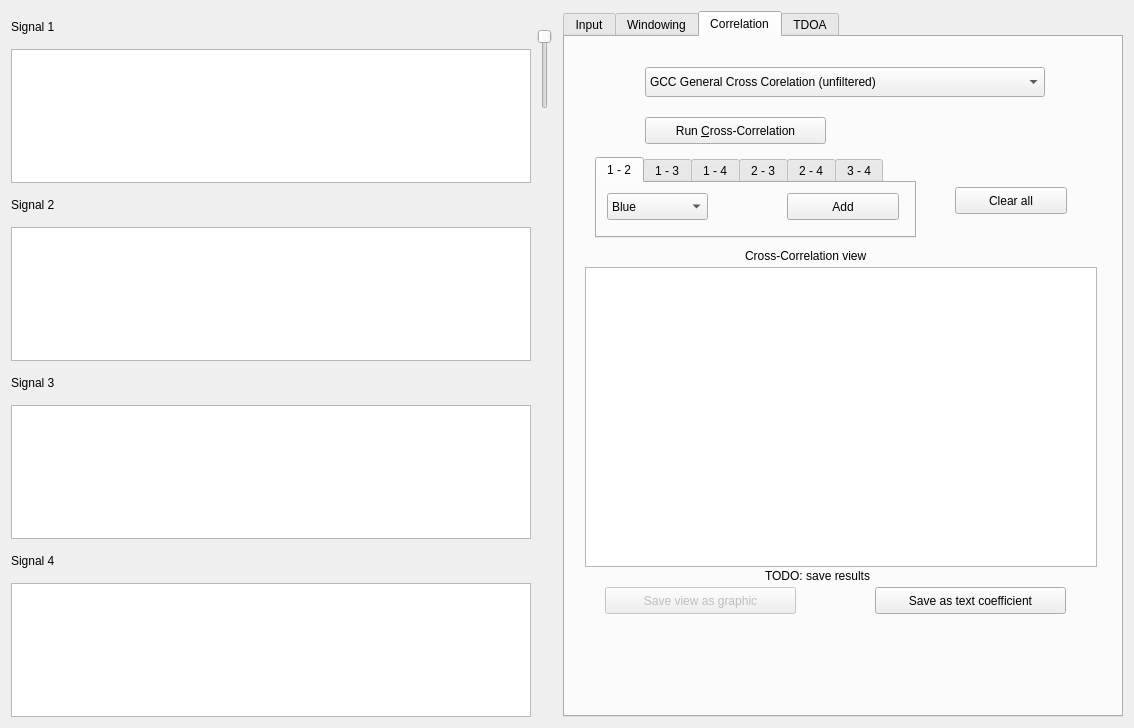
Above: forms/centralwidget.ui from zienek/trakker before the change. Below: the same form after it.
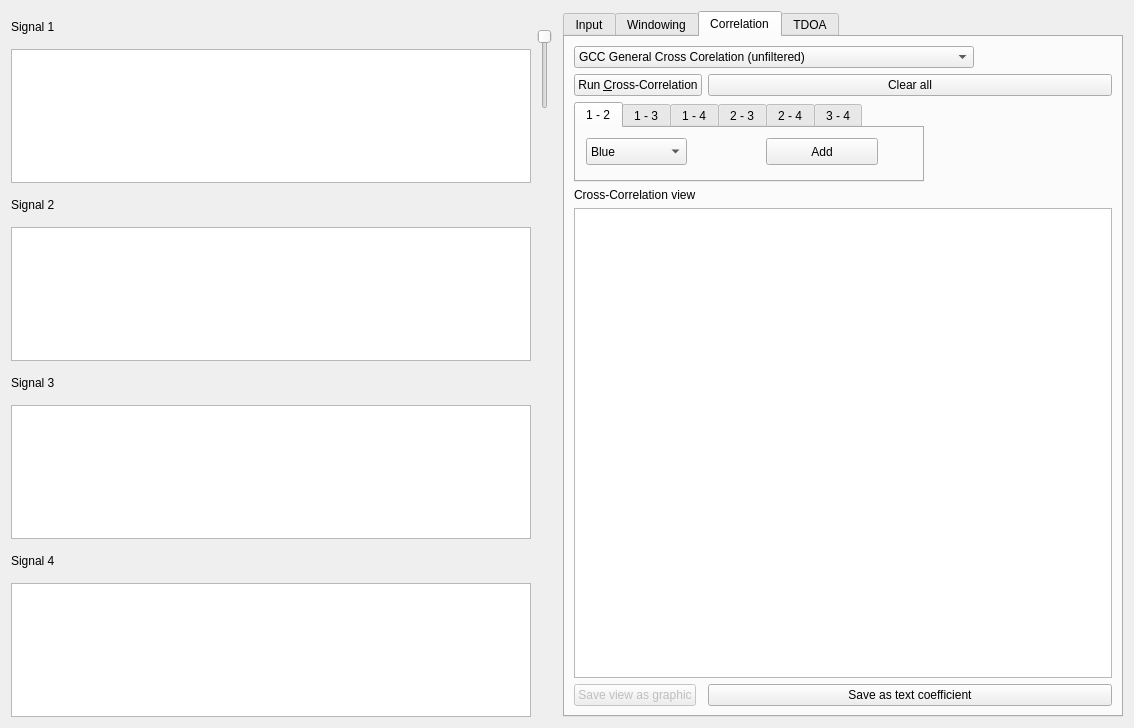
That is the form after the change. The open tabs and pages were chosen to show the change.

Commit message: working slf printing.

What changed in the file:
```diff
--- a/forms/centralwidget.ui
+++ b/forms/centralwidget.ui
@@ -403,20 +403,6 @@
             <bool>true</bool>
            </property>
           </widget>
-          <widget class="QLabel" name="label_7">
-           <property name="geometry">
-            <rect>
-             <x>30</x>
-             <y>280</y>
-             <width>221</width>
-             <height>41</height>
-            </rect>
-           </property>
-           <property name="text">
-            <string>TODO: Save triggered signals
- and load saved signals</string>
-           </property>
-          </widget>
           <widget class="QPushButton" name="pushButton_12">
            <property name="enabled">
             <bool>false</bool>
@@ -696,15 +682,9 @@
           <attribute name="title">
            <string>Correlation</string>
           </attribute>
+          <layout class="QFormLayout" name="formLayout">
+           <item row="0" column="0" colspan="2">
           <widget class="QComboBox" name="comboBox_3">
-           <property name="geometry">
-            <rect>
-             <x>80</x>
-             <y>30</y>
-             <width>400</width>
-             <height>30</height>
-            </rect>
-           </property>
            <property name="minimumSize">
             <size>
              <width>400</width>
@@ -728,49 +708,33 @@
             </property>
            </item>
           </widget>
-          <widget class="QGraphicsView" name="graphicsView_9">
-           <property name="geometry">
-            <rect>
-             <x>20</x>
-             <y>230</y>
-             <width>512</width>
-             <height>300</height>
-            </rect>
-           </property>
-           <property name="minimumSize">
-            <size>
-             <width>512</width>
-             <height>300</height>
-            </size>
-           </property>
-           <property name="maximumSize">
-            <size>
-             <width>512</width>
-             <height>300</height>
-            </size>
-           </property>
-          </widget>
+           </item>
+           <item row="1" column="0">
           <widget class="QPushButton" name="pushButton_2">
-           <property name="geometry">
-            <rect>
-             <x>80</x>
-             <y>80</y>
-             <width>181</width>
-             <height>27</height>
-            </rect>
-           </property>
            <property name="text">
             <string>Run &amp;Cross-Correlation</string>
            </property>
           </widget>
+           </item>
+           <item row="2" column="0" colspan="2">
           <widget class="QTabWidget" name="tabWidget_2">
-           <property name="geometry">
-            <rect>
-             <x>30</x>
-             <y>120</y>
-             <width>321</width>
-             <height>81</height>
-            </rect>
+             <property name="sizePolicy">
+              <sizepolicy hsizetype="Expanding" vsizetype="Expanding">
+               <horstretch>200</horstretch>
+               <verstretch>80</verstretch>
+              </sizepolicy>
+             </property>
+             <property name="minimumSize">
+              <size>
+               <width>350</width>
+               <height>80</height>
+              </size>
+             </property>
+             <property name="maximumSize">
+              <size>
+               <width>350</width>
+               <height>80</height>
+              </size>
            </property>
            <property name="currentIndex">
             <number>0</number>
@@ -1124,103 +1088,81 @@
             </widget>
            </widget>
           </widget>
+           </item>
+           <item row="4" column="0" colspan="2">
           <widget class="QLabel" name="label_8">
-           <property name="geometry">
-            <rect>
-             <x>180</x>
-             <y>210</y>
-             <width>171</width>
-             <height>18</height>
-            </rect>
-           </property>
            <property name="text">
             <string>Cross-Correlation view</string>
            </property>
           </widget>
-          <widget class="QPushButton" name="pushButton_3">
-           <property name="geometry">
-            <rect>
-             <x>390</x>
-             <y>150</y>
-             <width>112</width>
-             <height>27</height>
-            </rect>
-           </property>
-           <property name="text">
-            <string>Clear all</string>
-           </property>
-          </widget>
+           </item>
+           <item row="5" column="0" colspan="2">
+            <widget class="QGraphicsView" name="graphicsView_9">
+             <property name="sizePolicy">
+              <sizepolicy hsizetype="Expanding" vsizetype="Expanding">
+               <horstretch>1</horstretch>
+               <verstretch>1</verstretch>
+              </sizepolicy>
+             </property>
+             <property name="minimumSize">
+              <size>
+               <width>512</width>
+               <height>300</height>
+              </size>
+             </property>
+             <property name="maximumSize">
+              <size>
+               <width>1024</width>
+               <height>700</height>
+              </size>
+             </property>
+            </widget>
+           </item>
+           <item row="6" column="0">
           <widget class="QPushButton" name="pushButton_4">
            <property name="enabled">
             <bool>false</bool>
            </property>
-           <property name="geometry">
-            <rect>
-             <x>40</x>
-             <y>550</y>
-             <width>191</width>
-             <height>27</height>
-            </rect>
-           </property>
            <property name="text">
             <string>Save view as graphic</string>
            </property>
           </widget>
+           </item>
+           <item row="6" column="1">
           <widget class="QPushButton" name="pushButton_5">
-           <property name="geometry">
-            <rect>
-             <x>310</x>
-             <y>550</y>
-             <width>191</width>
-             <height>27</height>
-            </rect>
-           </property>
            <property name="text">
             <string>Save as text coefficient</string>
            </property>
           </widget>
-          <widget class="QLabel" name="label_9">
-           <property name="geometry">
-            <rect>
-             <x>200</x>
-             <y>530</y>
-             <width>151</width>
-             <height>18</height>
-            </rect>
-           </property>
-           <property name="frameShape">
-            <enum>QFrame::NoFrame</enum>
-           </property>
+           </item>
+           <item row="1" column="1">
+            <widget class="QPushButton" name="pushButton_3">
            <property name="text">
-            <string>TODO: save results</string>
-           </property>
-          </widget>
+              <string>Clear all</string>
+             </property>
+            </widget>
+           </item>
+          </layout>
          </widget>
          <widget class="QWidget" name="tab_2">
           <attribute name="title">
            <string>TDOA</string>
           </attribute>
+          <layout class="QGridLayout" name="gridLayout">
+           <item row="0" column="0">
           <widget class="QPushButton" name="pushButton_16">
-           <property name="geometry">
-            <rect>
-             <x>30</x>
-             <y>40</y>
-             <width>141</width>
-             <height>27</height>
-            </rect>
-           </property>
            <property name="text">
             <string>Measure &amp;TDOA</string>
            </property>
           </widget>
+           </item>
+           <item row="6" column="0">
           <widget class="QGraphicsView" name="graphicsView">
-           <property name="geometry">
-            <rect>
-             <x>20</x>
-             <y>90</y>
-             <width>512</width>
-             <height>512</height>
-            </rect>
+             <property name="sizePolicy">
+              <sizepolicy hsizetype="Expanding" vsizetype="Expanding">
+               <horstretch>1</horstretch>
+               <verstretch>1</verstretch>
+              </sizepolicy>
            </property>
            <property name="minimumSize">
             <size>
@@ -1241,6 +1183,36 @@
             <enum>Qt::ScrollBarAlwaysOn</enum>
            </property>
           </widget>
+           </item>
+           <item row="2" column="0">
+            <widget class="QLabel" name="label_7">
+             <property name="text">
+              <string>Delays:</string>
+             </property>
+            </widget>
+           </item>
+           <item row="3" column="0">
+            <widget class="QLabel" name="label_9">
+             <property name="text">
+              <string>1-2 - blue </string>
+             </property>
+            </widget>
+           </item>
+           <item row="4" column="0">
+            <widget class="QLabel" name="label_10">
+             <property name="text">
+              <string>1-3 red</string>
+             </property>
+            </widget>
+           </item>
+           <item row="5" column="0">
+            <widget class="QLabel" name="label_11">
+             <property name="text">
+              <string>2-3 green</string>
+             </property>
+            </widget>
+           </item>
+          </layout>
          </widget>
         </widget>
        </item>
```
Lines whose indentation alone changed are shown as unchanged. The commit also changes 2 other files.
